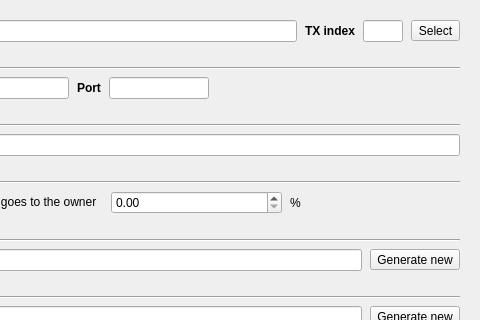
The window that src/ui/ui_reg_masternode_dlg.ui (Bertrand256/dash-masternode-tool) describes before a commit, drawn with Qt 5; both pictures show x 328 to 808 and y 0 to 320 of the 808 by 659 pixel window.
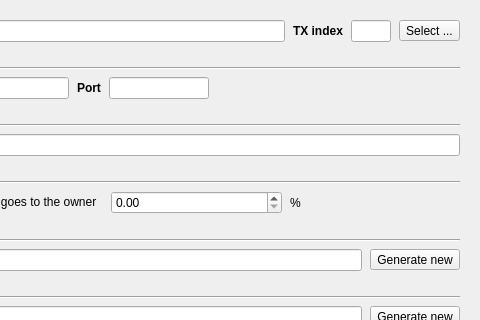
The same window after the commit.

Commit message: Adding the "select collateral tx" feature to the masternode registration dialog.

```diff
--- a/src/ui/ui_reg_masternode_dlg.ui
+++ b/src/ui/ui_reg_masternode_dlg.ui
@@ -407,7 +407,7 @@
             <string>Select UTXO for collateral from wallet</string>
            </property>
            <property name="text">
-            <string>Select</string>
+            <string>Select ...</string>
            </property>
           </widget>
          </item>
```
The commit also changes 6 other files.
